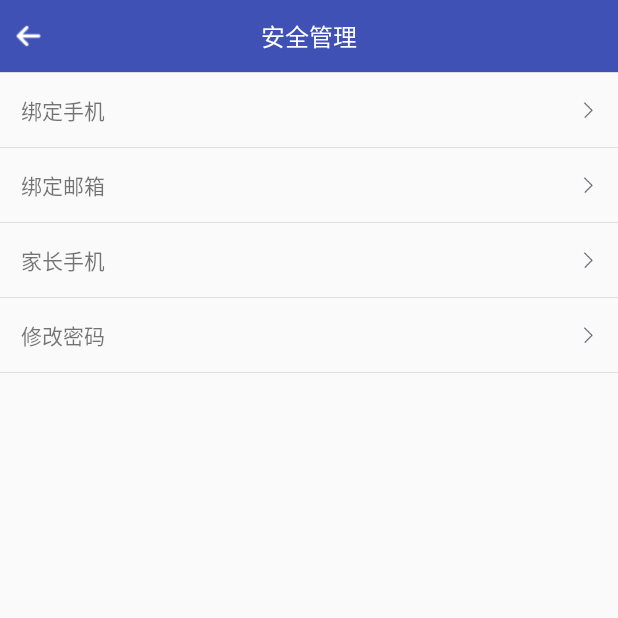
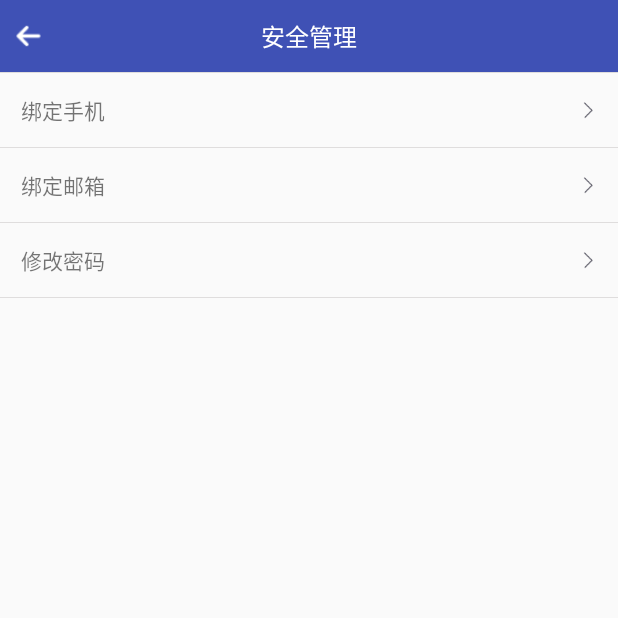
Before and after one commit to chuanjiabao1981/qatime-android-teacher, an Android app: the SecurityManagerActivity screen opened directly, with no data from a screen before it, on a phone screen of 412 x 824 dp, the top half of it. Run offline under Robolectric (Android 15) with nearby library versions, the phone set to English and light mode, and no system bars; our stand-ins replace Volley; libraries missing offline, so code that uses them is left out: com.netease.nimlib, com.orhanobut.logger, libraryextra.bean, libraryextra.utils; 3 statements that could not run were skipped.

Commit message:
QTA-68 安全管理

```diff
--- a/app/src/main/java/cn/qatime/teacher/player/activity/ChangePasswordActivity.java
+++ b/app/src/main/java/cn/qatime/teacher/player/activity/ChangePasswordActivity.java
@@ -71,8 +71,8 @@ public class ChangePasswordActivity extends BaseActivity implements View.OnClick
         assignViews();
 
         password.setHint(StringUtils.getSpannedString(this, R.string.hint_input_current_password));
-        newPassword.setHint(StringUtils.getSpannedString(this, R.string.hint_6_16_password));
-        confirmNewPassword.setHint(StringUtils.getSpannedString(this, R.string.hint_input_again));
+        newPassword.setHint(StringUtils.getSpannedString(this, R.string.hint_input_new_password));
+        confirmNewPassword.setHint(StringUtils.getSpannedString(this, R.string.hint_confirm_new_password));
 
 
         forgetPassword.setOnClickListener(this);
--- a/app/src/main/java/cn/qatime/teacher/player/activity/SecurityManagerActivity.java
+++ b/app/src/main/java/cn/qatime/teacher/player/activity/SecurityManagerActivity.java
@@ -30,16 +30,12 @@ public class SecurityManagerActivity extends BaseActivity implements View.OnClic
     private TextView phoneNumberM;
     private LinearLayout bindEmail;
     private TextView email;
-    private LinearLayout parentPhoneNumber;
-    private TextView phoneNumberP;
     private LinearLayout changePassword;
 
     private void assignViews() {
         bindPhoneNumber = (LinearLayout) findViewById(R.id.bind_phone_number);
         bindEmail = (LinearLayout) findViewById(R.id.bind_email);
         email = (TextView) findViewById(R.id.email);
-        parentPhoneNumber = (LinearLayout) findViewById(R.id.parent_phone_number);
-        phoneNumberP = (TextView) findViewById(R.id.phone_number_p);
         phoneNumberM = (TextView) findViewById(R.id.phone_number_m);
         changePassword = (LinearLayout) findViewById(R.id.change_password);
 
@@ -87,14 +83,7 @@ public class SecurityManagerActivity extends BaseActivity implements View.OnClic
     }
 
     private void setValue(PersonalInformationBean bean) {
-        String parentPhone = bean.getData().getParent_phone();
-        if (parentPhone != null) {
-            phoneNumberP.setText("" + parentPhone);
-            phoneNumberP.setTextColor(0xff333333);
-        } else {
-            phoneNumberP.setText(getResourceString(R.string.not_bind));
-            phoneNumberP.setTextColor(Color.RED);
-        }
+
         String email = bean.getData().getEmail();
         if (email != null) {
             this.email.setText("" + email);
@@ -121,7 +110,6 @@ public class SecurityManagerActivity extends BaseActivity implements View.OnClic
 
         bindPhoneNumber.setOnClickListener(this);
         bindEmail.setOnClickListener(this);
-        parentPhoneNumber.setOnClickListener(this);
         changePassword.setOnClickListener(this);
     }
 
@@ -143,11 +131,6 @@ public class SecurityManagerActivity extends BaseActivity implements View.OnClic
                 intent.putExtra("next", "email");
                 startActivity(intent);
                 break;
-            case R.id.parent_phone_number://家长手机
-//                intent = new Intent(this, ParentPhoneActivity.class);
-//                intent.putExtra("phoneP", phoneNumberP.getText());
-//                startActivity(intent);
-                break;
             case R.id.change_password://修改密码
                 intent = new Intent(this, ChangePasswordActivity.class);
                 startActivityForResult(intent, Constant.REQUEST_EXIT_LOGIN);
--- a/app/src/main/res/layout/activity_bind_email.xml
+++ b/app/src/main/res/layout/activity_bind_email.xml
@@ -20,7 +20,7 @@
 
             <EditText
                 android:id="@+id/input_new_email"
-                style="@style/activity_edit_text_style"
+                style="@style/activity_edit_text_style_fill"
                 android:layout_marginLeft="12dp"
                 android:hint="@string/hint_input_email"
                 android:inputType="textEmailAddress" />
@@ -43,7 +43,7 @@
 
             <EditText
                 android:id="@+id/confirm_new_email"
-                style="@style/activity_edit_text_style"
+                style="@style/activity_edit_text_style_fill"
                 android:layout_marginLeft="12dp"
                 android:hint="@string/hint_input_again"
                 android:inputType="textEmailAddress" />
@@ -60,7 +60,7 @@
 
             <EditText
                 android:id="@+id/code"
-                style="@style/activity_edit_text_style"
+                style="@style/activity_edit_text_style_weight"
                 android:inputType="number" />
 
             <TextView
--- a/app/src/main/res/layout/activity_bind_phone.xml
+++ b/app/src/main/res/layout/activity_bind_phone.xml
@@ -15,7 +15,7 @@
 
             <EditText
                 android:id="@+id/target_phone"
-                style="@style/activity_edit_text_style"
+                style="@style/activity_edit_text_style_fill"
                 android:inputType="phone"
                 android:maxLength="11" />
         </LinearLayout>
@@ -27,7 +27,7 @@
 
             <EditText
                 android:id="@+id/code"
-                style="@style/activity_edit_text_style"
+                style="@style/activity_edit_text_style_weight"
                 android:inputType="number" />
 
             <TextView
--- a/app/src/main/res/layout/activity_security_manager.xml
+++ b/app/src/main/res/layout/activity_security_manager.xml
@@ -87,43 +87,6 @@
         android:background="#dfdddd" />
 
     <LinearLayout
-        android:id="@+id/parent_phone_number"
-        android:layout_width="match_parent"
-        android:layout_height="wrap_content"
-        android:gravity="center"
-        android:orientation="horizontal">
-
-        <TextView
-            style="@style/setting_text_style"
-            android:text="@string/parent_phone_number" />
-
-        <View
-            android:layout_width="0dp"
-            android:layout_height="0dp"
-            android:layout_weight="1"
-            android:background="#ffffff" />
-
-        <TextView
-            android:id="@+id/phone_number_p"
-            android:layout_width="wrap_content"
-            android:layout_height="wrap_content"
-            android:textColor="#333333"
-            android:padding="12dp" />
-
-        <ImageView
-            android:layout_width="12dp"
-            android:layout_height="12dp"
-            style="@style/setting_icon_margin_right"
-            android:src="@mipmap/personal_enter" />
-    </LinearLayout>
-
-
-    <View
-        android:layout_width="match_parent"
-        android:layout_height="1px"
-        android:background="#dfdddd" />
-
-    <LinearLayout
         android:id="@+id/change_password"
         android:layout_width="match_parent"
         android:layout_height="wrap_content"
@@ -152,5 +115,4 @@
         android:layout_height="1px"
         android:background="#dfdddd" />
 
-
 </LinearLayout>
--- a/app/src/main/res/layout/activity_verify_bind_phone.xml
+++ b/app/src/main/res/layout/activity_verify_bind_phone.xml
@@ -39,7 +39,7 @@
 
             <EditText
                 android:id="@+id/code"
-                style="@style/activity_edit_text_style"
+                style="@style/activity_edit_text_style_weight"
                 android:inputType="number" />
 
             <TextView
--- a/app/src/main/res/values/strings.xml
+++ b/app/src/main/res/values/strings.xml
@@ -309,7 +309,7 @@
     <string name="hint_6_16_password">6-16位字母或数字</string>
     <string name="hint_contact">请留下联系方式（手机/QQ/微信），方便我们联系您</string>
     <string name="hint_input_again">再输入一次</string>
-    <string name="hint_input_current_password">请输入当前登录密码</string>
+    <string name="hint_input_current_password">输入当前登录密码</string>
     <string name="hint_input_email">请输入完整邮箱地址</string>
     <string name="hint_input_new_phone">输入新手机号码（仅支持大陆地区11位）</string>
     <string name="hint_opinion">请在此输入您的宝贵意见和建议，它能够帮助我们有效的改进产品，使其更满足您的需要。</string>
@@ -383,4 +383,6 @@
     <string name="performance_optimization">性能优化</string>
     <string name="is_newest_version">已经是最新版本</string>
     <string name="customer_service_phone_number">0353-2135828</string>
+    <string name="hint_input_new_password">输入新密码</string>
+    <string name="hint_confirm_new_password">确认新密码</string>
 </resources>
```
Also changed, not shown: app/src/main/res/layout/activity_change_password.xml (+22 -32 lines), app/src/main/res/layout/activity_forget_password.xml (+4 -4 lines), app/src/main/res/layout/activity_register.xml (+5 -5 lines), app/src/main/res/values/styles.xml (+13 -2 lines).
